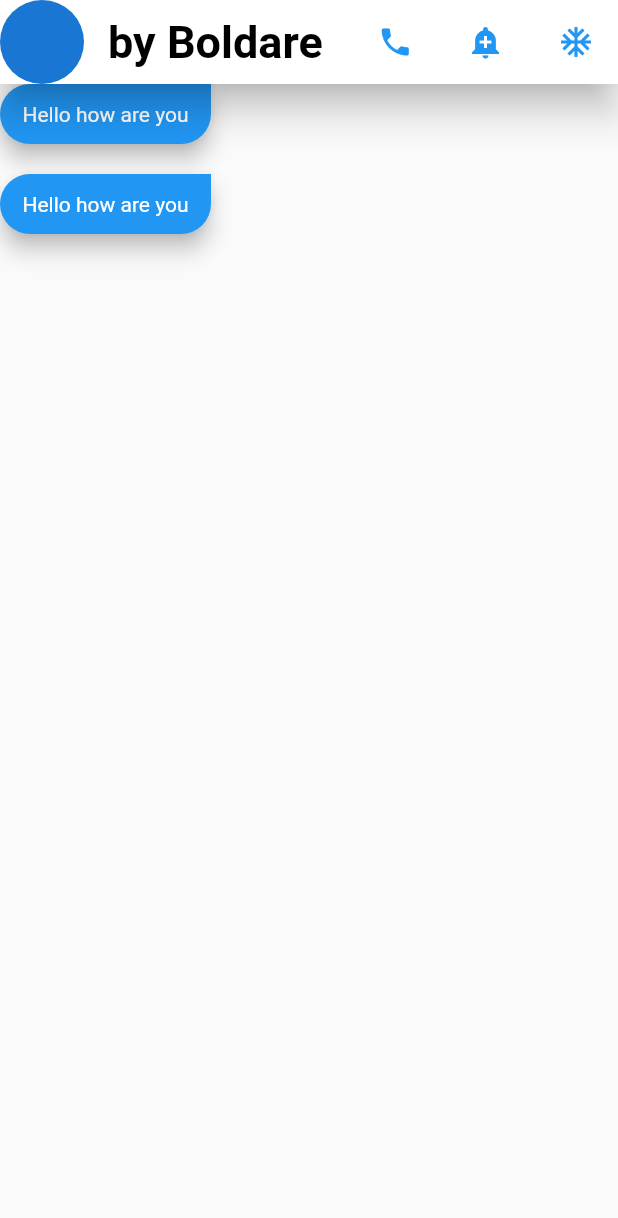
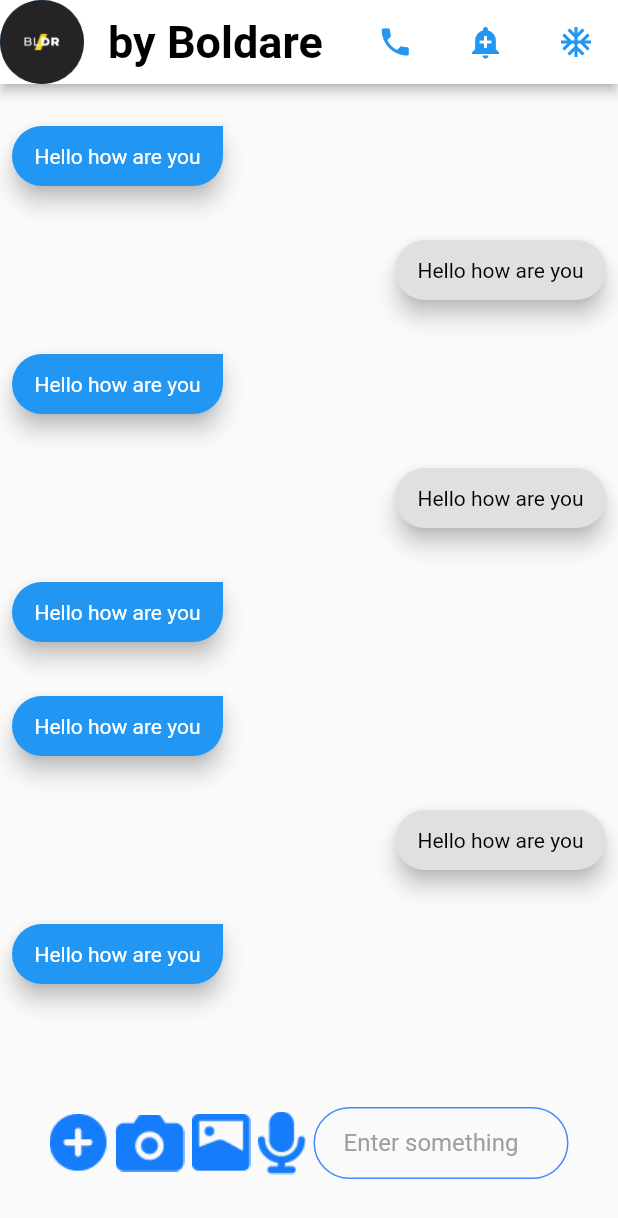
Before and after one commit to Davidtariq96/week-9, a Flutter app: the screen it shows after launch, on a phone screen of 412 x 824 dp. Shown: the top 1218 px of the screen. Run offline on Flutter 3.47's test engine with Material 2 defaults, Android fonts, the phone set to English and light mode, and no system bars.

Commit message:
second commit

```diff
--- a/lib/main.dart
+++ b/lib/main.dart
@@ -1,3 +1,5 @@
+import 'dart:ui';
+
 import 'package:flutter/material.dart';
 
 void main() {
@@ -14,8 +16,10 @@ class MyApp extends StatelessWidget {
       home: Scaffold(
         appBar: AppBar(
           backgroundColor: Colors.white,
-          elevation: 10.0,
-          leading: const CircleAvatar(),
+          elevation: 3.0,
+          leading: CircleAvatar(
+            child: Image.asset("images/logo.png"),
+          ),
           title: Row(
             mainAxisAlignment: MainAxisAlignment.spaceBetween,
             children: const <Widget>[
@@ -41,49 +45,170 @@ class MyApp extends StatelessWidget {
             ],
           ),
         ),
-        body: Column(
-          crossAxisAlignment: CrossAxisAlignment.end,
-          children: const <Widget>[
-            Material(
-              elevation: 6.0,
-              borderRadius: BorderRadius.only(
-                topLeft: Radius.circular(31.0),
-                bottomLeft: Radius.circular(31.0),
-                bottomRight: Radius.circular(31.0),
+        body: SingleChildScrollView(
+          child: Column(
+            crossAxisAlignment: CrossAxisAlignment.stretch,
+            children: const [
+              MessageText(
+                alignment: true,
+                color: true,
+                textColor: true,
+                radius: true,
               ),
-              color: Colors.blue,
-              child: Padding(
-                padding: EdgeInsets.symmetric(vertical: 12.0, horizontal: 15.0),
-                child: Text(
-                  "Hello how are you",
-                  style: TextStyle(
-                    color: Colors.white,
+              MessageText(
+                alignment: false,
+                color: false,
+                textColor: false,
+                radius: false,
+              ),
+              MessageText(
+                alignment: true,
+                color: true,
+                textColor: true,
+                radius: true,
+              ),
+              MessageText(
+                alignment: false,
+                color: false,
+                textColor: false,
+                radius: false,
+              ),
+              MessageText(
+                alignment: true,
+                color: true,
+                textColor: true,
+                radius: true,
+              ),
+              MessageText(
+                alignment: true,
+                color: true,
+                textColor: true,
+                radius: true,
+              ),
+              MessageText(
+                alignment: false,
+                color: false,
+                textColor: false,
+                radius: false,
+              ),
+              MessageText(
+                alignment: true,
+                color: true,
+                textColor: true,
+                radius: true,
+              )
+            ],
+          ),
+        ),
+        bottomSheet: Padding(
+          padding: const EdgeInsets.symmetric(vertical: 30.0, horizontal: 25.0),
+          child: Padding(
+            padding: const EdgeInsets.all(8.0),
+            child: Row(
+              children: <Widget>[
+                Image.asset("images/add.png"),
+                const SizedBox(
+                  width: 5.0,
+                ),
+                Image.asset("images/camera.png"),
+                const SizedBox(
+                  width: 5.0,
+                ),
+                Image.asset("images/image.png"),
+                const SizedBox(
+                  width: 5.0,
+                ),
+                Image.asset("images/mic.png"),
+                const SizedBox(
+                  width: 5.0,
+                ),
+                const Expanded(
+                  child: TextField(
+                    style: TextStyle(color: Colors.black87),
+                    decoration: InputDecoration(
+                      hintText: 'Enter something',
+                      hintStyle: TextStyle(color: Colors.grey),
+                      contentPadding:
+                          EdgeInsets.symmetric(vertical: 5.0, horizontal: 20.0),
+                      border: OutlineInputBorder(
+                        borderRadius: BorderRadius.all(Radius.circular(32.0)),
+                      ),
+                      enabledBorder: OutlineInputBorder(
+                        borderSide:
+                            BorderSide(color: Colors.blueAccent, width: 1.0),
+                        borderRadius: BorderRadius.all(Radius.circular(32.0)),
+                      ),
+                      focusedBorder: OutlineInputBorder(
+                        borderSide:
+                            BorderSide(color: Colors.blueAccent, width: 2.0),
+                        borderRadius: BorderRadius.all(
+                          Radius.circular(32.0),
+                        ),
+                      ),
+                    ),
                   ),
                 ),
-              ),
+              ],
             ),
-            SizedBox(height: 20),
-            Material(
-              elevation: 6.0,
-              borderRadius: BorderRadius.only(
-                topLeft: Radius.circular(31.0),
-                bottomLeft: Radius.circular(31.0),
-                bottomRight: Radius.circular(31.0),
-              ),
-              color: Colors.blue,
-              child: Padding(
-                padding: EdgeInsets.symmetric(vertical: 12.0, horizontal: 15.0),
-                child: Text(
-                  "Hello how are you",
-                  style: TextStyle(
-                    color: Colors.white,
-                  ),
-                ),
-              ),
-            )
-          ],
+          ),
         ),
       ),
     );
   }
 }
+
+class MessageText extends StatelessWidget {
+  final bool alignment;
+  final bool radius;
+  final bool color;
+  final bool textColor;
+  const MessageText({
+    Key? key,
+    required this.alignment,
+    required this.color,
+    required this.textColor,
+    required this.radius,
+  }) : super(key: key);
+
+  @override
+  Widget build(BuildContext context) {
+    return Padding(
+      padding: const EdgeInsets.all(8.0),
+      child: Column(
+        crossAxisAlignment:
+            alignment ? CrossAxisAlignment.start : CrossAxisAlignment.end,
+        children: <Widget>[
+          const SizedBox(
+            height: 20.0,
+          ),
+          Material(
+            elevation: 6.0,
+            borderRadius: radius
+                ? const BorderRadius.only(
+                    topLeft: Radius.circular(31.0),
+                    bottomLeft: Radius.circular(31.0),
+                    bottomRight: Radius.circular(31.0),
+                  )
+                : const BorderRadius.only(
+                    topLeft: Radius.circular(31.0),
+                    topRight: Radius.circular(31.0),
+                    bottomLeft: Radius.circular(31.0),
+                    bottomRight: Radius.circular(31.0),
+                  ),
+            color: color ? Colors.blue : Colors.grey.shade300,
+            child: Padding(
+              padding:
+                  const EdgeInsets.symmetric(vertical: 12.0, horizontal: 15.0),
+              child: Text(
+                "Hello how are you",
+                style: TextStyle(
+                  color: textColor ? Colors.white : Colors.black,
+                ),
+              ),
+            ),
+          ),
+        ],
+      ),
+    );
+  }
+}
```
Also changed, not shown: pubspec.yaml (+3 -9 lines), images/add.png (added), images/camera.png (added), images/image.png (added), images/like.png (added), images/logo.png (added), images/mic.png (added).
